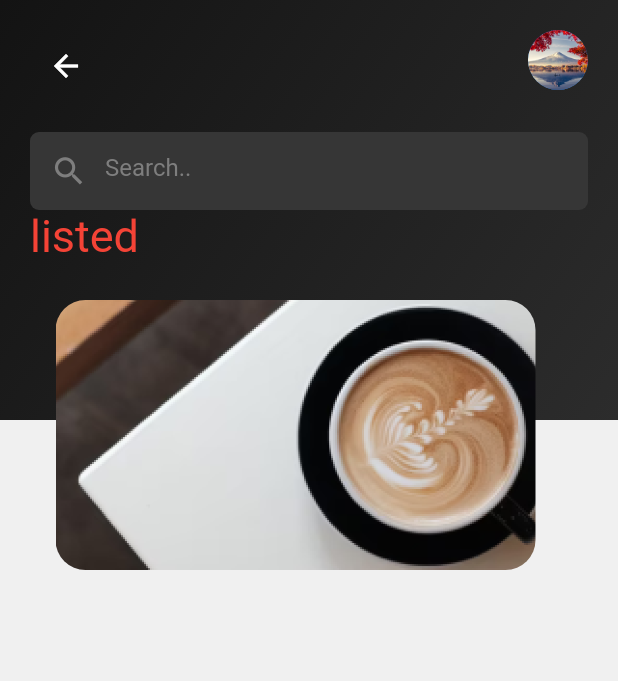
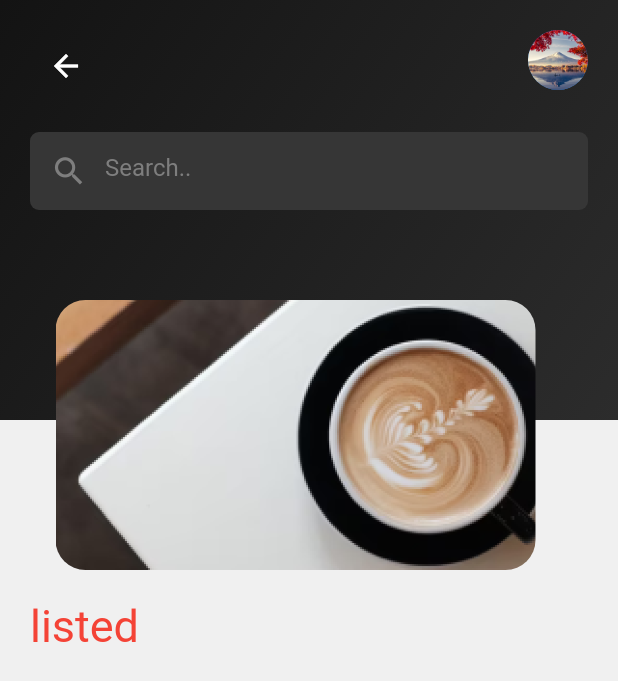
Before and after one commit to bimbo-ade/MyCoffee, a Flutter app: the HomeScreen screen opened directly, on a phone screen of 412 x 824 dp. Shown: the top 681 px of the screen. Run offline on Flutter 3.47's test engine with Material 2 defaults, Android fonts, the phone set to English and light mode, and no system bars.

Commit message:
added list menu page

```diff
--- a/lib/home_screen.dart
+++ b/lib/home_screen.dart
@@ -13,6 +13,7 @@ class HomeScreen extends StatelessWidget {
         child: Stack(
           children: [
             Container(
+              //bg color underneath
               color: const Color.fromARGB(255, 240, 240, 240), // First color
               width: double.infinity,
               height: double.infinity,
@@ -76,14 +77,13 @@ class HomeScreen extends StatelessWidget {
                         ),
                       ],
                     ),
-                    const ListMenu(),
                   ],
                 ),
               ),
             ),
             Positioned(
-              top: 200, // Adjust the position of the rectangle
-              left: 37, // Adjust the position of the rectangle
+              top: 200,
+              left: 37,
               child: Container(
                 width: 320,
                 height: 180,
@@ -96,6 +96,7 @@ class HomeScreen extends StatelessWidget {
                 ),
               ),
             ),
+            const Positioned(top: 400, left: 20, child: ListMenu()),
           ],
         ),
       ),
--- a/lib/main.dart
+++ b/lib/main.dart
@@ -60,7 +60,8 @@ class SplashScreen extends StatelessWidget {
               height: 20.0,
             )
           ],
-          )),
+        ),
+      ),
     );
   }
 }
```
Lines whose indentation alone changed are shown as unchanged.
